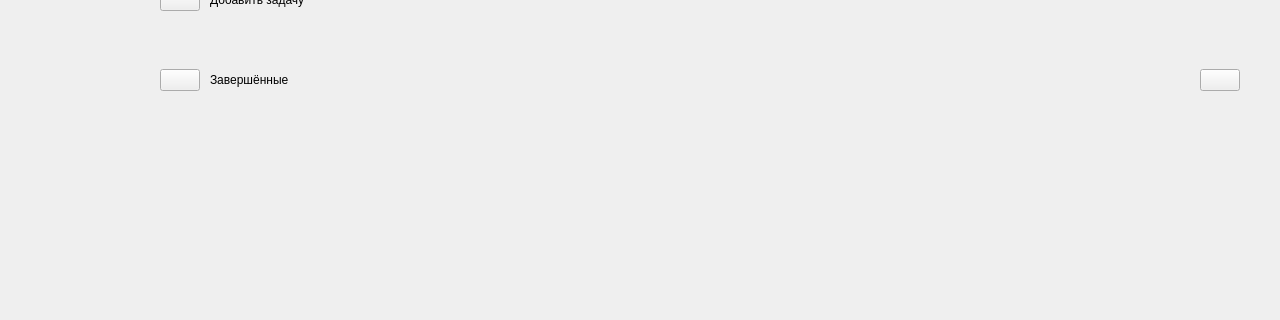
The window that mainwindow.ui (fnDxrk/ToDo_VPHAMI) describes before a commit, drawn with Qt 5; both pictures show x 0 to 1280 and y 182 to 502 of the 1280 by 720 pixel window.
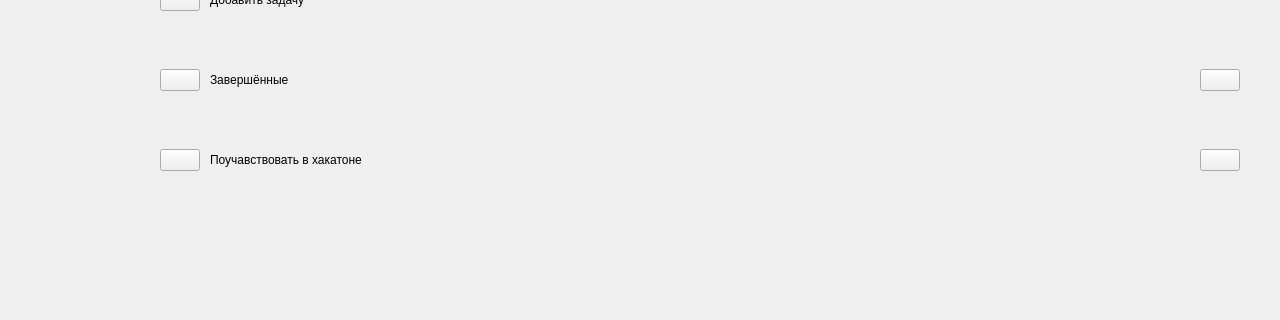
The same window after the commit. Icons and pictures are not drawn.

Commit message: Add tasks_complete widget

Diff of the .ui file:
```diff
--- a/mainwindow.ui
+++ b/mainwindow.ui
@@ -1178,6 +1178,103 @@
              </layout>
             </widget>
            </item>
+           <item>
+            <widget class="QWidget" name="tasks_complete_widget" native="true">
+             <property name="minimumSize">
+              <size>
+               <width>0</width>
+               <height>60</height>
+              </size>
+             </property>
+             <layout class="QHBoxLayout" name="horizontalLayout_12">
+              <property name="spacing">
+               <number>0</number>
+              </property>
+              <property name="leftMargin">
+               <number>20</number>
+              </property>
+              <property name="topMargin">
+               <number>0</number>
+              </property>
+              <property name="rightMargin">
+               <number>20</number>
+              </property>
+              <property name="bottomMargin">
+               <number>0</number>
+              </property>
+              <item>
+               <widget class="QPushButton" name="task_complete_button">
+                <property name="text">
+                 <string/>
+                </property>
+                <property name="icon">
+                 <iconset resource="resource.qrc">
+                  <normaloff>:/resource/icons/Complete.png</normaloff>:/resource/icons/Complete.png</iconset>
+                </property>
+                <property name="iconSize">
+                 <size>
+                  <width>20</width>
+                  <height>20</height>
+                 </size>
+                </property>
+               </widget>
+              </item>
+              <item>
+               <spacer name="horizontalSpacer_18">
+                <property name="orientation">
+                 <enum>Qt::Horizontal</enum>
+                </property>
+                <property name="sizeType">
+                 <enum>QSizePolicy::Fixed</enum>
+                </property>
+                <property name="sizeHint" stdset="0">
+                 <size>
+                  <width>10</width>
+                  <height>20</height>
+                 </size>
+                </property>
+               </spacer>
+              </item>
+              <item>
+               <widget class="QLabel" name="tasks_complete_text">
+                <property name="text">
+                 <string>Поучавствовать в хакатоне</string>
+                </property>
+               </widget>
+              </item>
+              <item>
+               <spacer name="horizontalSpacer_19">
+                <property name="orientation">
+                 <enum>Qt::Horizontal</enum>
+                </property>
+                <property name="sizeHint" stdset="0">
+                 <size>
+                  <width>822</width>
+                  <height>20</height>
+                 </size>
+                </property>
+               </spacer>
+              </item>
+              <item>
+               <widget class="QPushButton" name="task_complete_options_button">
+                <property name="text">
+                 <string/>
+                </property>
+                <property name="icon">
+                 <iconset resource="resource.qrc">
+                  <normaloff>:/resource/icons/Options.png</normaloff>:/resource/icons/Options.png</iconset>
+                </property>
+                <property name="iconSize">
+                 <size>
+                  <width>20</width>
+                  <height>20</height>
+                 </size>
+                </property>
+               </widget>
+              </item>
+             </layout>
+            </widget>
+           </item>
            <item>
             <spacer name="verticalSpacer_5">
              <property name="orientation">
@@ -1186,7 +1283,7 @@
              <property name="sizeHint" stdset="0">
               <size>
                <width>20</width>
-               <height>351</height>
+               <height>321</height>
               </size>
              </property>
             </spacer>
```
The commit also changes 1 other file.
